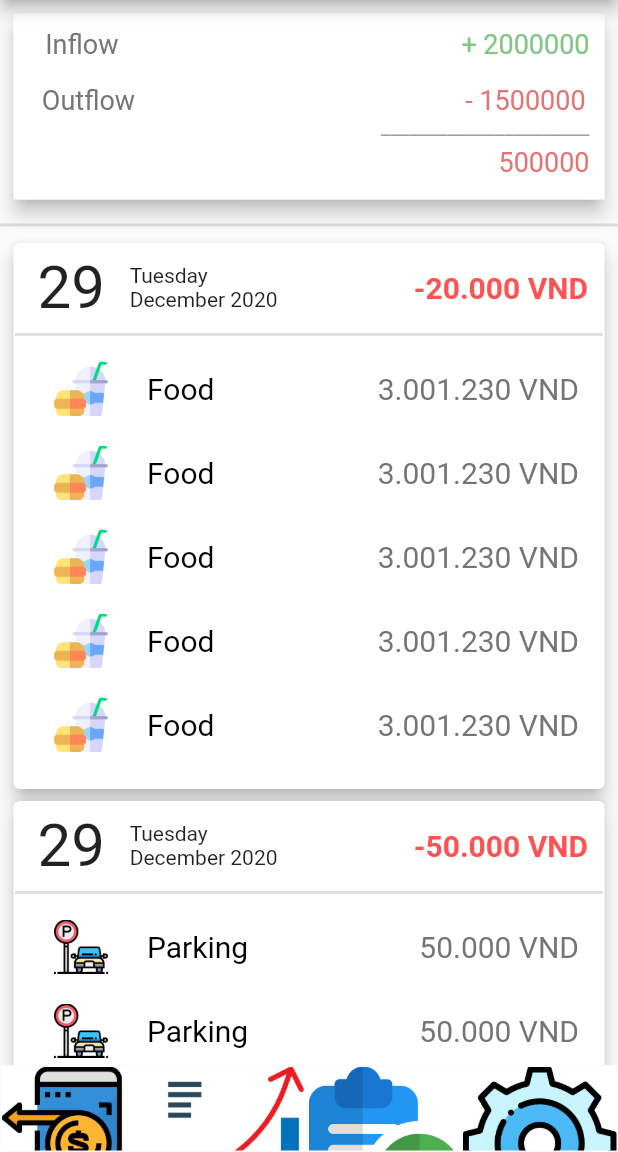
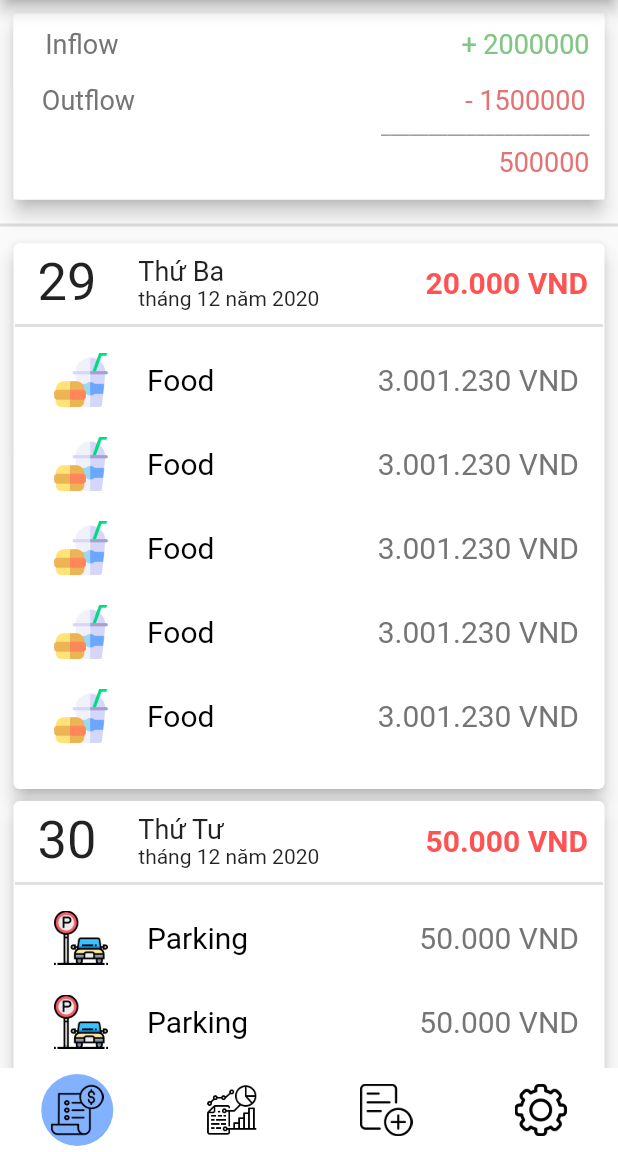
Before and after one commit to hieuvts/money_manager, a Flutter app: the screen it shows after launch, on a phone screen of 412 x 824 dp, the part 84-1236 px from its top. Run offline on Flutter 3.47's test engine with Material 2 defaults, Android fonts, the phone set to English and light mode, and no system bars; drawn by our look-alikes of flutter_snake_navigationbar; our stand-ins replace charts_flutter, pie_chart, splashscreen.

Commit message:
#6.6
Thêm format tiền tệ và ngày tháng theo chuẩn Việt Nam

```diff
--- a/lib/core/bottomNavBarItem.dart
+++ b/lib/core/bottomNavBarItem.dart
@@ -4,23 +4,32 @@ class NavBarItem {
   static final List<BottomNavigationBarItem> getNavBarItems = [
     BottomNavigationBarItem(
       icon: new Image.asset(
-        'images/transaction.png',
+        'images/BWbill.png',
+        width: 35,
+        height: 35,
       ),
       label: 'Giao dịch',
     ),
     BottomNavigationBarItem(
         icon: new Image.asset(
-          'images/graph.png',
+          'images/BWpie_chart.png',
+          width: 35,
+          height: 35,
         ),
         label: 'Thống kê'),
     BottomNavigationBarItem(
         icon: new Image.asset(
-          'images/add.png',
+          'images/BWadd.png',
+          width: 35,
+          height: 35,
         ),
         label: 'Thêm'),
     BottomNavigationBarItem(
         icon: new Image.asset(
-          'images/settings.png',
+          'images/BWsettings.png',
+          width: 35,
+          height: 35,
+          alignment: Alignment.center,
         ),
         label: 'Cài đặt'),
   ];
--- a/lib/core/moneyFormatter.dart
+++ b/lib/core/moneyFormatter.dart
@@ -1,5 +1,9 @@
-class MoneyFormater(var data){
-  var amount = int.parse('${data['value']}');
-    String moneyData = NumberFormat.currency(locale: 'vi')
-        .format(amount);
+import 'package:intl/intl.dart';
+
+String moneyFormater(String data) {
+  var amount = int.parse(data);
+  return NumberFormat.currency(locale: 'vi')
+      .format(amount); //Format theo kiểu tiền Việt nam
 }
+//String 10000
+//Kqua trả ra 10.000
--- a/lib/core/monthToString.dart
+++ /dev/null
@@ -1,57 +0,0 @@
-class DateTimeToMonth {
-  static const monthToString = <String>[
-    'Tháng 1',
-    'Tháng 2',
-    'Tháng 3',
-    'Tháng 4',
-    'Tháng 5',
-    'Tháng 6',
-    'Tháng 7',
-    'Tháng 8',
-    'Tháng 9',
-    'Tháng 10',
-    'Tháng 11',
-    'Tháng 12',
-  ];
-}
-
-class DateTimeToDate {
-  DateTime now = new DateTime(2018, 6, 26);
-}
-
-String date(DateTime tm) {
-  DateTime today = new DateTime.now();
-  Duration oneDay = new Duration(days: 1);
-  Duration twoDay = new Duration(days: 2);
-  Duration oneWeek = new Duration(days: 7);
-  String month;
-
-  Duration difference = today.difference(tm);
-
-  if (difference.compareTo(oneDay) < 1) {
-    return "today";
-  } else if (difference.compareTo(twoDay) < 1) {
-    return "yesterday";
-  } else if (difference.compareTo(oneWeek) < 1) {
-    switch (tm.weekday) {
-      case 1:
-        return "monday";
-      case 2:
-        return "tuesday";
-      case 3:
-        return "wednesday";
-      case 4:
-        return "thursday";
-      case 5:
-        return "friday";
-      case 6:
-        return "saturday";
-      case 7:
-        return "sunday";
-    }
-  } else if (tm.year == today.year) {
-    return '${tm.day} $month';
-  } else {
-    return '${tm.day} $month ${tm.year}';
-  }
-}
--- a/lib/core/transactionExampleData.dart
+++ b/lib/core/transactionExampleData.dart
@@ -5,51 +5,58 @@ class TransactionData {
     {
       'name': 'Food',
       'icon': 'images/burger.png',
-      'change': '-20.000',
+      'change': '20000',
       'changeColor': Colors.redAccent,
       'value': '3001230',
+      'date': '29/12/2020',
     },
     {
       'name': 'Parking',
       'icon': 'images/parking.png',
-      'change': '-50.000',
+      'change': '50000',
       'changeColor': Colors.redAccent,
-      'value': '50000  '
+      'value': '50000  ',
+      'date': '30/12/2020',
     },
     {
       'name': 'Salary',
       'icon': 'images/salary.png',
-      'change': '+1.000.000',
+      'change': '1000000',
       'changeColor': Colors.green,
-      'value': '1000000  '
+      'value': '1000000  ',
+      'date': '31/12/2020',
     },
     {
       'name': 'Salary',
       'icon': 'images/salary.png',
-      'change': '+1.000.000',
+      'change': '1000000',
       'changeColor': Colors.green,
-      'value': '1000000  '
+      'value': '1000000  ',
+      'date': '1/12/2020',
     },
     {
       'name': 'Salary',
       'icon': 'images/salary.png',
-      'change': '+1.000.000',
+      'change': '1000000',
       'changeColor': Colors.green,
-      'value': '1000000  '
+      'value': '1000000  ',
+      'date': '2/9/2020',
     },
     {
       'name': 'Salary',
       'icon': 'images/salary.png',
-      'change': '+1.000.000',
+      'change': '1000000',
       'changeColor': Colors.green,
-      'value': '1000000  '
+      'value': '1000000  ',
+      'date': '29/12/2020',
     },
     {
       'name': 'Salary',
       'icon': 'images/salary.png',
-      'change': '+1.000.000',
+      'change': '1000000',
       'changeColor': Colors.green,
-      'value': '1000000  '
+      'value': '1000000  ',
+      'date': '29/12/2020',
     },
   ];
 }
--- a/lib/main.dart
+++ b/lib/main.dart
@@ -6,9 +6,11 @@ import 'ui/modules/page/settingPage.dart';
 import 'package:flutter_snake_navigationbar/flutter_snake_navigationbar.dart';
 import 'package:splashscreen/splashscreen.dart';
 import 'package:money_manager/core/bottomNavBarItem.dart';
+import 'package:intl/date_symbol_data_local.dart';
 
 void main() {
-  runApp(MyApp());
+  initializeDateFormatting('vi_VN', null).then((_) => runApp(MyApp()));
+  //runApp(MyApp());
 }
 
 class MyApp extends StatelessWidget {
@@ -67,7 +69,7 @@ class _PageControllerState extends State<PageController> {
       body: _pages[_selectedPage],
       bottomNavigationBar: SnakeNavigationBar.color(
         behaviour: SnakeBarBehaviour.pinned,
-        padding: EdgeInsets.all(1),
+        //padding: EdgeInsets.all(1),
         snakeShape: SnakeShape.circle,
         snakeViewColor: Colors.blueAccent[100],
         currentIndex: _selectedPage,
--- a/lib/ui/modules/customWidget/customCardView.dart
+++ b/lib/ui/modules/customWidget/customCardView.dart
@@ -1,6 +1,6 @@
 import 'package:flutter/material.dart';
 import 'package:money_manager/core/transactionExampleData.dart';
-import 'package:money_manager/core/monthToString.dart';
+import 'package:money_manager/core/moneyFormatter.dart';
 import 'package:intl/intl.dart';
 
 DateTime now = DateTime.now();
@@ -39,8 +39,8 @@ class RecentTransaction extends StatelessWidget {
                                         children: <Widget>[
                                           Row(
                                             children: <Widget>[
-                                              dateOfTransaction(
-                                                  now.day.toString()),
+                                              dayOfTransaction(
+                                                  transactionData[index]),
                                               Spacer(
                                                 flex: 2,
                                               ),
@@ -48,11 +48,12 @@ class RecentTransaction extends StatelessWidget {
                                                 crossAxisAlignment:
                                                     CrossAxisAlignment.start,
                                                 children: [
-                                                  Text(DateFormat.EEEE().format(
-                                                      new DateTime.now())),
-                                                  Text(DateFormat.yMMMM()
-                                                      .format(
-                                                          new DateTime.now())),
+                                                  //Format WEEKDAY
+                                                  weekdayOfTransaction(
+                                                      transactionData[index]),
+                                                  //Format YEAR_MONTH
+                                                  monthYearOfTransaction(
+                                                      transactionData[index]),
                                                 ],
                                               ),
                                               Spacer(
@@ -85,7 +86,9 @@ class RecentTransaction extends StatelessWidget {
                                                         .width -
                                                     20,
                                                 child: ListView.builder(
-                                                    itemCount: 9,
+                                                    physics:
+                                                        const NeverScrollableScrollPhysics(),
+                                                    itemCount: 19,
                                                     itemBuilder:
                                                         (context1, index1) {
                                                       return ListTile(
@@ -123,28 +126,44 @@ class RecentTransaction extends StatelessWidget {
     );
   }
 
-  Widget dateOfTransaction(data) {
+  Widget dayOfTransaction(data) {
+    var getDateTime =
+        DateFormat("dd/MM/yyyy", "vi_VN").parse('${data['date']}');
     return Padding(
         padding: const EdgeInsets.only(left: 15.0),
         child: Align(
           alignment: Alignment.centerLeft,
           child: Text(
-            data,
-            style: TextStyle(fontSize: 40),
+            DateFormat.d('vi_VN').format(getDateTime),
+            style: TextStyle(fontSize: 35),
           ),
         ));
   }
 
-  Widget monthOfTransaction(data) {
-    final getMonth = DateTimeToMonth.monthToString;
+  Widget weekdayOfTransaction(data) {
+    var getDateTime =
+        DateFormat("dd/MM/yyyy", "vi_VN").parse('${data['date']}');
     return Padding(
         padding: const EdgeInsets.only(left: 15.0),
         child: Align(
           alignment: Alignment.centerLeft,
           child: Text(
-            getMonth[data -
-                1], //Tháng từ 1-12 tuy nhiên hàm monthToString xác định từ index 0 tới 11
-            style: TextStyle(fontSize: 15),
+            DateFormat.EEEE('vi_VN').format(getDateTime),
+            style: TextStyle(fontSize: 18),
+          ),
+        ));
+  }
+
+  Widget monthYearOfTransaction(data) {
+    var getDateTime =
+        DateFormat("dd/MM/yyyy", "vi_VN").parse('${data['date']}');
+    return Padding(
+        padding: const EdgeInsets.only(left: 15.0),
+        child: Align(
+          alignment: Alignment.centerLeft,
+          child: Text(
+            DateFormat.yMMMM('vi_VN').format(getDateTime),
+            style: TextStyle(fontSize: 14),
           ),
         ));
   }
@@ -166,7 +185,7 @@ class RecentTransaction extends StatelessWidget {
       alignment: Alignment.topRight,
       child: RichText(
         text: TextSpan(
-          text: '${data['change']} VND',
+          text: moneyFormater(data['change']),
           style: TextStyle(
               fontWeight: FontWeight.bold,
               color: data['changeColor'],
@@ -187,13 +206,10 @@ class RecentTransaction extends StatelessWidget {
   }
 
   Widget transactionAmount(data) {
-    var amount = int.parse('${data['value']}');
-    String moneyData = NumberFormat.currency(locale: 'vi')
-        .format(amount); //Format theo kieu tien Vietnam
     return RichText(
       textAlign: TextAlign.center,
       text: TextSpan(
-        text: moneyData,
+        text: moneyFormater(data['value']),
         style: TextStyle(
           color: Colors.grey[600],
           fontSize: 20,
--- a/pubspec.yaml
+++ b/pubspec.yaml
@@ -12,7 +12,6 @@ dependencies:
   flutter:
     sdk: flutter
   # https://pub.dev/packages/convex_bottom_bar
-  convex_bottom_bar: ^2.6.0
   provider: ^4.3.2+3
   charts_flutter: ^0.9.0
   pie_chart: ^4.0.1
```
Also changed, not shown: lib/ui/modules/page/homeScreen.dart (deleted, +0 -72 lines), images/BWbill.png (added), images/BWpie_chart.png (added), images/BWsetting.png (deleted), images/BWsettings.png (added), 3 other files.
